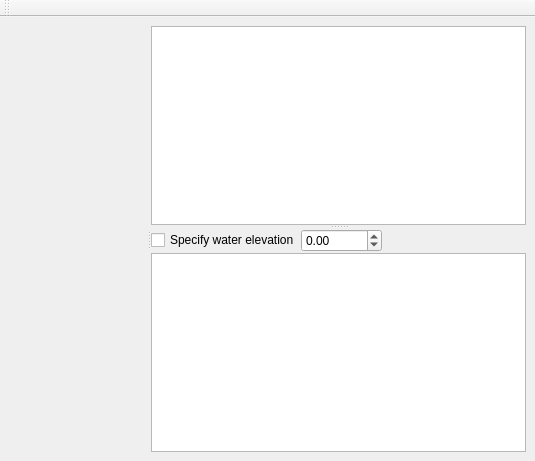
The window that libs/geodata/riversurvey/geodatariversurveycrosssectionwindow.ui (i-RIC/prepost-gui) describes before a commit, drawn with Qt 5.
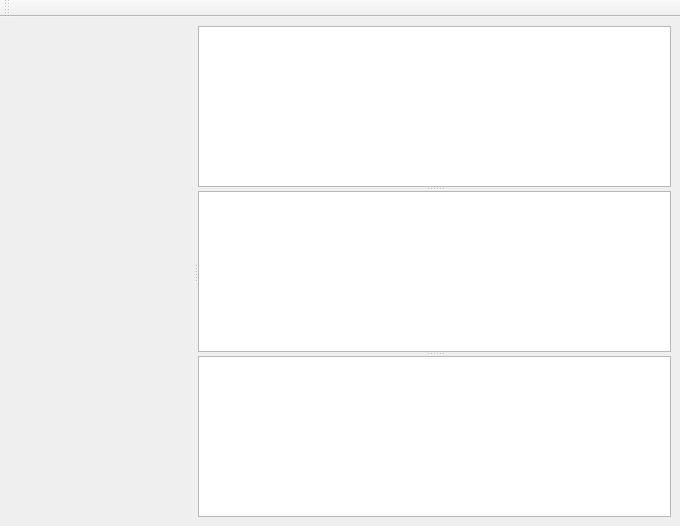
The same window after the commit. Custom widgets are drawn as their Qt base class.

The edit to the form file:
```diff
--- a/libs/geodata/riversurvey/geodatariversurveycrosssectionwindow.ui
+++ b/libs/geodata/riversurvey/geodatariversurveycrosssectionwindow.ui
@@ -6,17 +6,17 @@
    <rect>
     <x>0</x>
     <y>0</y>
-    <width>535</width>
-    <height>461</height>
+    <width>680</width>
+    <height>526</height>
    </rect>
   </property>
   <property name="windowTitle">
    <string>MainWindow</string>
   </property>
   <widget class="QWidget" name="centralwidget">
-   <layout class="QVBoxLayout" name="verticalLayout_2">
+   <layout class="QHBoxLayout" name="horizontalLayout">
     <item>
-     <widget class="QSplitter" name="horizontalSplitter">
+     <widget class="QSplitter" name="hSplitter">
       <property name="orientation">
        <enum>Qt::Horizontal</enum>
       </property>
@@ -25,51 +25,13 @@
        <property name="orientation">
         <enum>Qt::Vertical</enum>
        </property>
-       <widget class="QTableWidget" name="surveysTableWidget"/>
-       <widget class="QWidget" name="layoutWidget">
-        <layout class="QVBoxLayout" name="verticalLayout" stretch="0,1">
-         <property name="spacing">
-          <number>1</number>
-         </property>
-         <item>
-          <layout class="QHBoxLayout" name="horizontalLayout">
-           <item>
-            <widget class="QCheckBox" name="weCheckBox">
-             <property name="text">
-              <string>Specify water elevation</string>
-             </property>
-            </widget>
-           </item>
-           <item>
-            <widget class="QDoubleSpinBox" name="weSpinBox">
-             <property name="minimum">
-              <double>-10000.000000000000000</double>
-             </property>
-             <property name="maximum">
-              <double>10000.000000000000000</double>
-             </property>
-            </widget>
-           </item>
-           <item>
-            <spacer name="horizontalSpacer">
-             <property name="orientation">
-              <enum>Qt::Horizontal</enum>
-             </property>
-             <property name="sizeHint" stdset="0">
-              <size>
-               <width>40</width>
-               <height>20</height>
-              </size>
-             </property>
-            </spacer>
-           </item>
-          </layout>
-         </item>
-         <item>
-          <widget class="GeoDataRiverSurveyCrosssectionWindowTableView" name="tableView"/>
-         </item>
-        </layout>
+       <widget class="QTableWidget" name="surveysTableWidget">
+        <property name="editTriggers">
+         <set>QAbstractItemView::NoEditTriggers</set>
+        </property>
        </widget>
+       <widget class="GeoDataRiverSurveyCrosssectionWindowWseTableWidget" name="wsesTableWidget"/>
+       <widget class="GeoDataRiverSurveyCrosssectionWindowTableView" name="tableView"/>
       </widget>
      </widget>
     </item>
@@ -99,6 +61,11 @@
    <extends>QTableView</extends>
    <header>geodatariversurveycrosssectionwindowtableview.h</header>
   </customwidget>
+  <customwidget>
+   <class>GeoDataRiverSurveyCrosssectionWindowWseTableWidget</class>
+   <extends>QTableWidget</extends>
+   <header>geodatariversurveycrosssectionwindowwsetablewidget.h</header>
+  </customwidget>
  </customwidgets>
  <resources/>
  <connections/>
```
Left out of the diff: 2 changed lines with no effect on the pictures.
